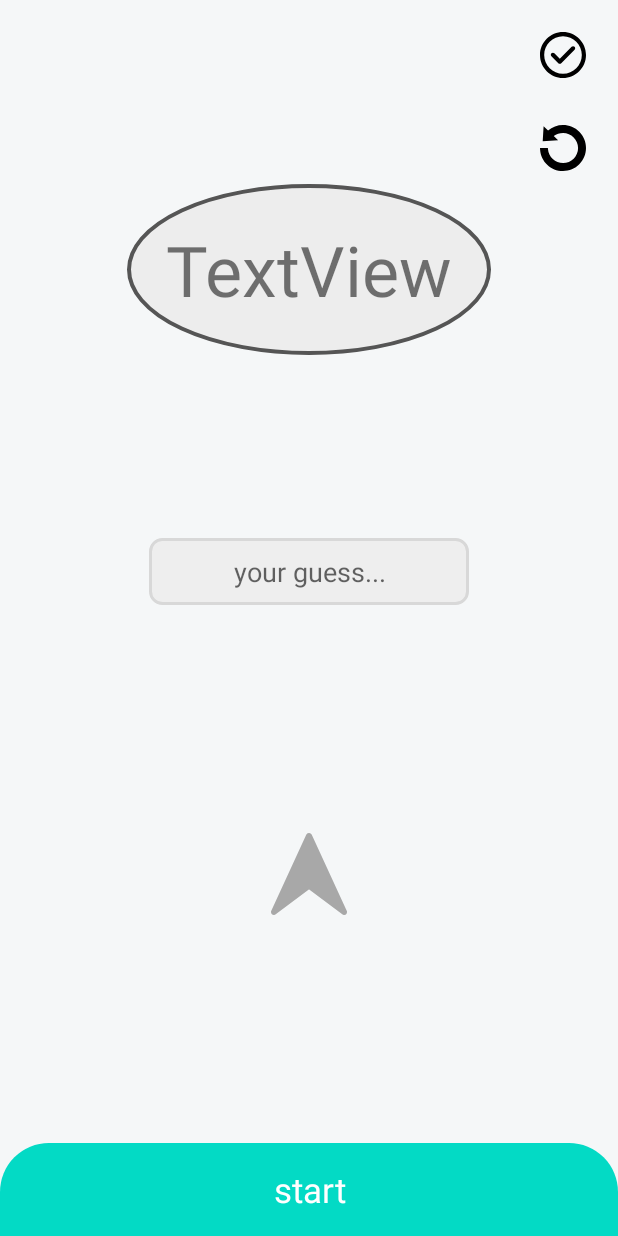
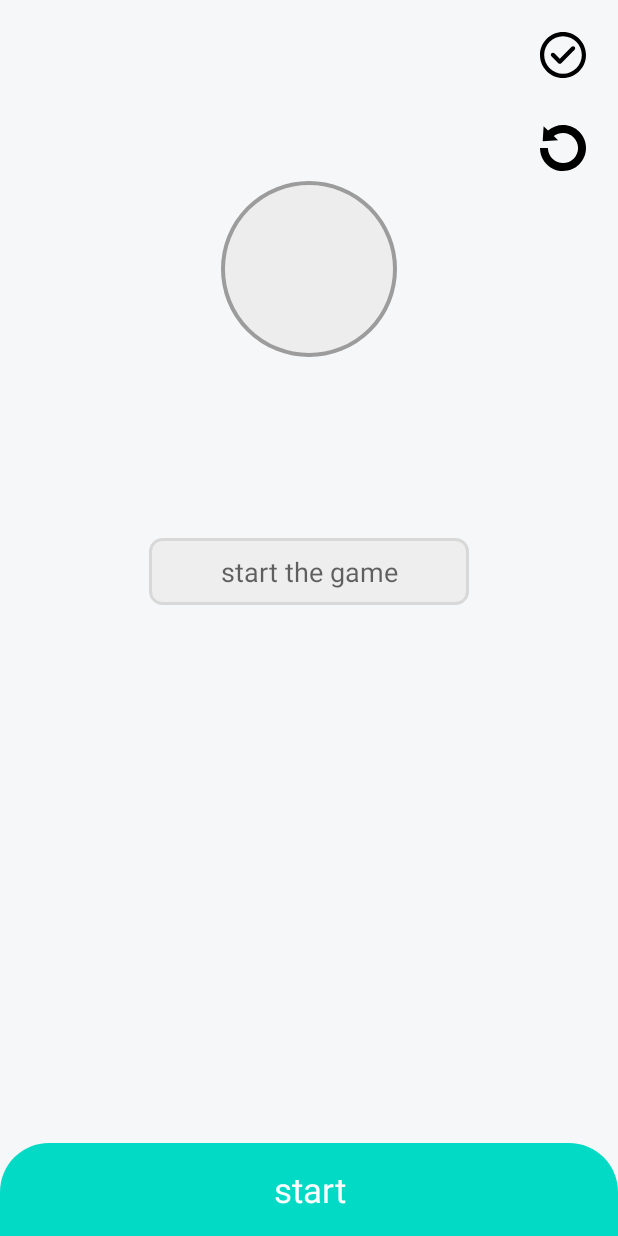
Before and after one commit to rezalaki/android-guess-game, an Android app: the screen it shows after launch (MainActivity), on a phone screen of 412 x 824 dp. Run offline under Robolectric (Android 15) with nearby library versions, the phone set to English and light mode, and no system bars; our stand-ins replace sdp/ssp sizes.

Commit message:
first release

```diff
--- a/app/src/main/res/drawable/shape_number_guess.xml
+++ b/app/src/main/res/drawable/shape_number_guess.xml
@@ -11,6 +11,6 @@
     <solid android:color="#ededed" />
     <stroke
         android:width="@dimen/_2sdp"
-        android:color="#555" />
+        android:color="#9C9C9C" />
 
 </shape>
--- a/app/src/main/res/layout/activity_main.xml
+++ b/app/src/main/res/layout/activity_main.xml
@@ -9,6 +9,7 @@
 
 
     <TextView
+        android:tag="start"
         android:id="@+id/tvStart"
         android:layout_width="match_parent"
         android:layout_height="wrap_content"
@@ -28,8 +29,8 @@
         android:background="@drawable/shape_guess_input"
         android:ems="10"
         android:gravity="center"
-        android:hint="your guess..."
-        android:inputType="textPersonName"
+        android:hint="@string/start_game"
+        android:inputType="number"
         android:text=""
         app:layout_constraintBottom_toTopOf="@+id/tvStart"
         app:layout_constraintEnd_toEndOf="parent"
@@ -38,16 +39,17 @@
 
     <TextView
         android:id="@+id/tvNumber"
-        android:layout_width="wrap_content"
-        android:layout_height="wrap_content"
+        android:layout_width="@dimen/_90sdp"
+        android:layout_height="@dimen/_90sdp"
         android:background="@drawable/shape_number_guess"
-        android:text="TextView"
-        android:textSize="@dimen/_36sdp"
+        android:text=""
+        android:gravity="center"
+        android:textSize="@dimen/_30sdp"
         app:layout_constraintBottom_toTopOf="@+id/etInput"
         app:layout_constraintEnd_toEndOf="parent"
         app:layout_constraintStart_toStartOf="parent"
         app:layout_constraintTop_toTopOf="parent"
-        tools:text="25" />
+        />
 
     <ImageView
         android:padding="@dimen/_4sdp"
@@ -72,6 +74,8 @@
         app:srcCompat="@drawable/ic_again" />
 
     <ImageView
+        tools:visibility="visible"
+        android:visibility="invisible"
         android:id="@+id/ivArrow"
         android:layout_width="@dimen/_42sdp"
         android:layout_height="@dimen/_42sdp"
--- a/app/src/main/res/values/colors.xml
+++ b/app/src/main/res/values/colors.xml
@@ -5,6 +5,10 @@
     <color name="purple_700">#FF3700B3</color>
     <color name="teal_200">#FF03DAC5</color>
     <color name="teal_700">#FF018786</color>
+
+
+    <color name="red">#EF3030</color>
+    <color name="orange">#E6840C</color>
     <color name="black">#FF000000</color>
     <color name="white">#FFFFFFFF</color>
 </resources>
--- a/app/src/main/res/values/strings.xml
+++ b/app/src/main/res/values/strings.xml
@@ -1,4 +1,6 @@
 <resources>
     <string name="app_name">GuessAgain</string>
     <string name="start">start</string>
+    <string name="start_game">start the game</string>
+    <string name="what_guess">type your guess</string>
 </resources>
```
Also changed, not shown: app/src/main/java/ir/rezalaki/guessagain/MainActivity.java (+139 -0 lines).
